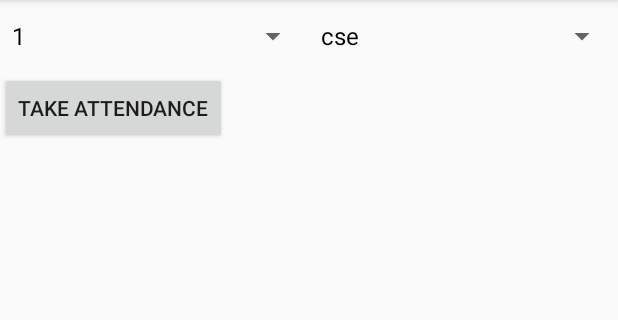
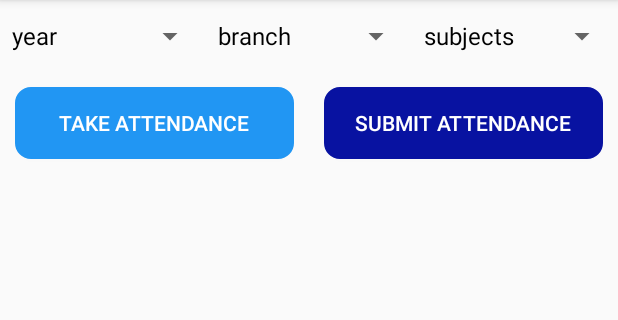
Before and after one commit to mdshamoon/ExamPortal, an Android app: the Faculty_home screen opened directly, with no data from a screen before it, on a phone screen of 412 x 824 dp, the part 84-404 px from its top. Run offline under Robolectric (Android 15) with nearby library versions, the phone set to English and light mode, and no system bars; our stand-ins replace Volley.

```diff
--- a/app/src/main/java/com/example/mdshamoon/examportal/Faculty_home.java
+++ b/app/src/main/java/com/example/mdshamoon/examportal/Faculty_home.java
@@ -26,48 +26,42 @@ import java.util.HashMap;
 import java.util.Map;
 
 public class Faculty_home extends AppCompatActivity {
-Spinner year,lecture;
+Spinner year,lecture,subj;
 ListView myList;
 Button getChoice;
+    ArrayAdapter<String> adapter2;
+    String selected="";
     private static final String TAG = "List";
-    String[] listContent = {
-
-            "Shamoon",
-
-            "Lakshya",
-
-            "Ritik",
-
-            "kazim",
-
-            "Umesh",
 
 
-
-    };
-
     private static final String URL_FOR_LOGIN = "https://spidersdsc.com/list.php";
+    private static final String URL_FOR_LOGI = "https://spidersdsc.com/update.php";
 
     ArrayList<String> list=new ArrayList<String>();
-String year_content[]={"1","2","3","4"};
-String lecture_content[]={"cse"};
+String year_content[]={"year","1","2","3","4"};
+String lecture_content[]={"branch","cse","civil","ece"};
+String subj_content[]={"subjects","DA","advance java","networks","graphics","ppl","simulation"};
 Button button;
     @Override
     protected void onCreate(Bundle savedInstanceState) {
 
         super.onCreate(savedInstanceState);
         setContentView(R.layout.activity_faculty_home);
-
+  getChoice=findViewById(R.id.take);
         year=findViewById(R.id.year);
         lecture=findViewById(R.id.lecture);
+        subj=findViewById(R.id.subj);
         ArrayAdapter<String> adapter=new ArrayAdapter<String>(this,android.R.layout.simple_spinner_dropdown_item,year_content);
         ArrayAdapter<String> adapter1=new ArrayAdapter<String>(this,android.R.layout.simple_spinner_dropdown_item,lecture_content);
+        ArrayAdapter<String> adapter3=new ArrayAdapter<String>(this,android.R.layout.simple_spinner_dropdown_item,subj_content);
         button=findViewById(R.id.attend);
         year.setAdapter(adapter);
         lecture.setAdapter(adapter1);
+        subj.setAdapter(adapter3);
         myList = (ListView)findViewById(R.id.list);
 
         myList.setChoiceMode(ListView.CHOICE_MODE_MULTIPLE);
+        adapter2 = new ArrayAdapter<String>(Faculty_home.this, android.R.layout.simple_list_item_multiple_choice, list);
 
 
         button.setOnClickListener(new Button.OnClickListener(){
@@ -78,8 +72,7 @@ Button button;
 
             public void onClick(View v) {
 
-
-
+adapter2.clear();
 
                 StringRequest strReq = new StringRequest(Request.Method.POST,
                         URL_FOR_LOGIN, new Response.Listener<String>() {
@@ -95,7 +88,7 @@ Button button;
                             {
                                list.add(jObj.getString(i)) ;
                             }
-                            ArrayAdapter<String> adapter2 = new ArrayAdapter<String>(Faculty_home.this, android.R.layout.simple_list_item_multiple_choice, list);
+
                             myList.setAdapter(adapter2);
 
 
@@ -118,29 +111,14 @@ Button button;
                 });
                 // Adding request to request queue
                 Appsingleton.getInstance(getApplicationContext()).addToRequestQueue(strReq,"cancel");
-            }
 
-//            String selected = "";
+
+
 //
 //
-//
-//                int cntChoice = myList.getCount();
-//
-//                SparseBooleanArray sparseBooleanArray = myList.getCheckedItemPositions();
-//
-//                for(int i = 0; i < cntChoice; i++){
-//
-//                    if(sparseBooleanArray.get(i)) {
-//
-//                        selected += myList.getItemAtPosition(i).toString() + "\n";
-//
 
-//
-//                    }
-//
-//                }
-//
-//
+
+            }
 //
 //                Toast.makeText(Faculty_home.this,
 //
@@ -150,6 +128,72 @@ Button button;
 
             });
 
+        getChoice.setOnClickListener(new View.OnClickListener() {
+            @Override
+            public void onClick(View view) {
+
+                selected="";
+                final int cntChoice = myList.getCount();
+
+                SparseBooleanArray sparseBooleanArray = myList.getCheckedItemPositions();
+
+                for(int i = 0; i < cntChoice; i++){
+
+                    if(sparseBooleanArray.get(i)) {
+
+                        selected += myList.getItemAtPosition(i).toString()+" ";
+
+                        }
+
+                }
+
+
+                StringRequest strReq1 = new StringRequest(Request.Method.POST,
+                        URL_FOR_LOGI, new Response.Listener<String>() {
+
+                    @Override
+                    public void onResponse(String response) {
+                        try {
+                            JSONObject jsonObject=new JSONObject(response);
+                            Boolean error=jsonObject.getBoolean("error");
+                            if(!error)
+                            {
+                                Toast.makeText(getApplicationContext(),"Succesful submission",Toast.LENGTH_LONG).show();
+                            }
+
+                        } catch (JSONException e) {
+                            e.printStackTrace();
+                        }
+
+
+                    }
+                }, new Response.ErrorListener() {
+                    @Override
+                    public void onErrorResponse(VolleyError error) {
+                        Log.e(TAG, "Login Error: " + error.getMessage());
+                        Toast.makeText(getApplicationContext(),
+                                error.getMessage(), Toast.LENGTH_LONG).show();
+
+                    }
+                }){
+                    @Override
+                    protected Map<String, String> getParams() {
+                        // Posting params to login url
+                        Map<String, String> params = new HashMap<String, String>();
+                        params.put("names", selected);
+                        params.put("subject",subj.getSelectedItem().toString());
+
+                        return params;
+                    }};
+
+                // Adding request to request queue
+                Appsingleton.getInstance(getApplicationContext()).addToRequestQueue(strReq1,"cancel");
+
+
+
+            }
+        });
+
 
 
 
--- a/app/src/main/res/layout/activity_faculty_home.xml
+++ b/app/src/main/res/layout/activity_faculty_home.xml
@@ -28,14 +28,36 @@
         android:layout_height="wrap_content"
         tools:layout_editor_absoluteX="8dp"
         tools:layout_editor_absoluteY="68dp" />
+        <Spinner
+            android:id="@+id/subj"
+            android:layout_width="368dp"
+            android:layout_weight="1"
+            android:layout_height="wrap_content"
+            tools:layout_editor_absoluteX="8dp"
+            tools:layout_editor_absoluteY="68dp" />
 </LinearLayout>
-
+<LinearLayout
+    android:layout_width="match_parent"
+    android:layout_height="wrap_content">
     <Button
         android:id="@+id/attend"
-        android:layout_width="wrap_content"
+        android:layout_width="match_parent"
         android:layout_height="wrap_content"
+        android:layout_weight="1"
+        android:textColor="#FFFFFF"
+        android:layout_margin="10dp"
+ android:background="@drawable/oval_shape_register"
         android:text="Take attendance"/>
-
+    <Button
+        android:id="@+id/take"
+        android:layout_weight="1"
+        android:textColor="#FFFFFF"
+        android:layout_margin="10dp"
+        android:layout_width="match_parent"
+        android:layout_height="wrap_content"
+        android:background="@drawable/oval_shape_login"
+        android:text="Submit attendance"/>
+</LinearLayout>
 
     <ListView
 
--- a/app/src/main/res/values-v21/styles.xml
+++ b/app/src/main/res/values-v21/styles.xml
@@ -4,5 +4,6 @@
         <item name="windowActionBar">false</item>
         <item name="windowNoTitle">true</item>
         <item name="android:statusBarColor">@android:color/transparent</item>
+
     </style>
 </resources>
--- a/app/src/main/res/values/styles.xml
+++ b/app/src/main/res/values/styles.xml
@@ -6,6 +6,7 @@
         <item name="colorPrimary">@color/colorPrimary</item>
         <item name="colorPrimaryDark">@color/colorPrimaryDark</item>
         <item name="colorAccent">@color/colorAccent</item>
+
     </style>
 
     <style name="AppTheme.NoActionBar">
@@ -16,10 +17,12 @@
     <style name="AppTheme.AppBarOverlay" parent="ThemeOverlay.AppCompat.Dark.ActionBar" />
 
     <style name="AppTheme.PopupOverlay" parent="ThemeOverlay.AppCompat.Light" />
+
     <style name="spinner_style">
         <item name="android:paddingLeft">0dp</item>
         <item name="android:dropDownWidth">533dp</item>
         <item name="android:showDividers">none</item>
+
         <item name="android:dividerHeight">0dp</item>
         <item name="android:dropDownHeight">50dp</item>
         <item name="android:scrollbarAlwaysDrawVerticalTrack">true</item>
```
Also changed, not shown: app/src/main/AndroidManifest.xml (+5 -2 lines).
